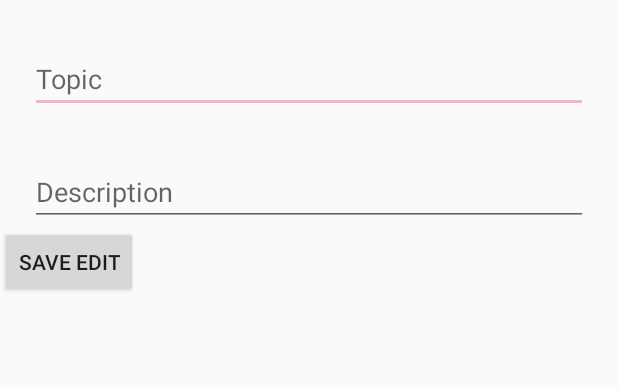
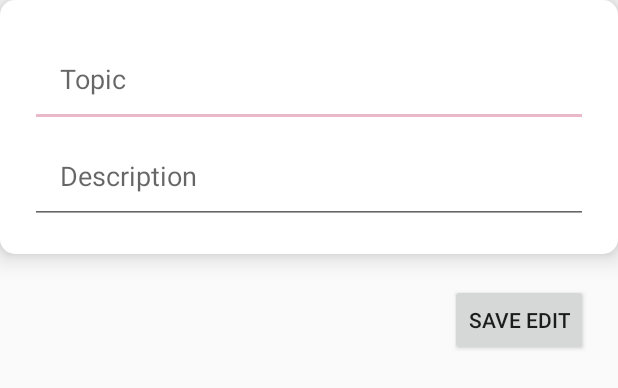
Before and after one commit to Gene-Garcia/TutoQuizzer, an Android app: the layout fragment_edit_topic_.xml on its own in the app's theme, with its tools: preview values and no code run, on a phone screen of 412 x 824 dp. Shown: the top 388 px of the screen. Run offline under Robolectric (Android 15) with nearby library versions, the phone set to English and light mode, and no system bars; Roboto replaces fonts that are not available here.

Commit message:
Updated layout for edit topic

```diff
--- a/app/src/main/res/layout/fragment_edit_topic_.xml
+++ b/app/src/main/res/layout/fragment_edit_topic_.xml
@@ -1,5 +1,5 @@
 <?xml version="1.0" encoding="utf-8"?>
-<androidx.appcompat.widget.LinearLayoutCompat xmlns:android="http://schemas.android.com/apk/res/android"
+<androidx.core.widget.NestedScrollView xmlns:android="http://schemas.android.com/apk/res/android"
     xmlns:app="http://schemas.android.com/apk/res-auto"
     xmlns:tools="http://schemas.android.com/tools"
     android:layout_width="match_parent"
@@ -7,14 +7,23 @@
     android:orientation="vertical"
     tools:context=".EditTopicFragment">
 
+    <RelativeLayout
+        android:layout_width="match_parent"
+        android:layout_height="match_parent">
+
+        <RelativeLayout
+            android:id="@+id/relLayoutInET"
+            android:layout_width="match_parent"
+            android:layout_height="match_parent"
+            android:padding="20dp"
+            android:elevation="10dp"
+            android:background="@drawable/shadow">
+
             <EditText
                 android:id="@+id/topicEditTopicEditText"
                 android:layout_width="match_parent"
                 android:layout_height="wrap_content"
-        android:ems="10"
-        android:layout_marginTop="30dp"
-        android:layout_marginStart="20dp"
-        android:layout_marginEnd="20dp"
+                android:padding="20dp"
                 android:hint="Topic" />
 
             <EditText
@@ -22,17 +31,25 @@
                 android:layout_width="match_parent"
                 android:layout_height="wrap_content"
                 android:inputType="textMultiLine"
-        android:layout_marginTop="30dp"
-        android:layout_marginStart="20dp"
-        android:layout_marginEnd="20dp"
-        android:maxLines="4"
+                android:padding="20dp"
+                android:layout_below="@+id/topicEditTopicEditText"
+
                 android:hint="Description" />
+
+        </RelativeLayout>
 
         <Button
             android:id="@+id/saveEditBtnEditTopicAct"
             android:layout_width="wrap_content"
             android:layout_height="wrap_content"
 
+            android:layout_below="@id/relLayoutInET"
+            android:layout_margin="20dp"
+            android:layout_alignParentRight="true"
+
             android:text="Save Edit" />
 
-</androidx.appcompat.widget.LinearLayoutCompat>
+    </RelativeLayout>
+
+
+</androidx.core.widget.NestedScrollView>
```
Lines whose indentation alone changed are shown as unchanged.
